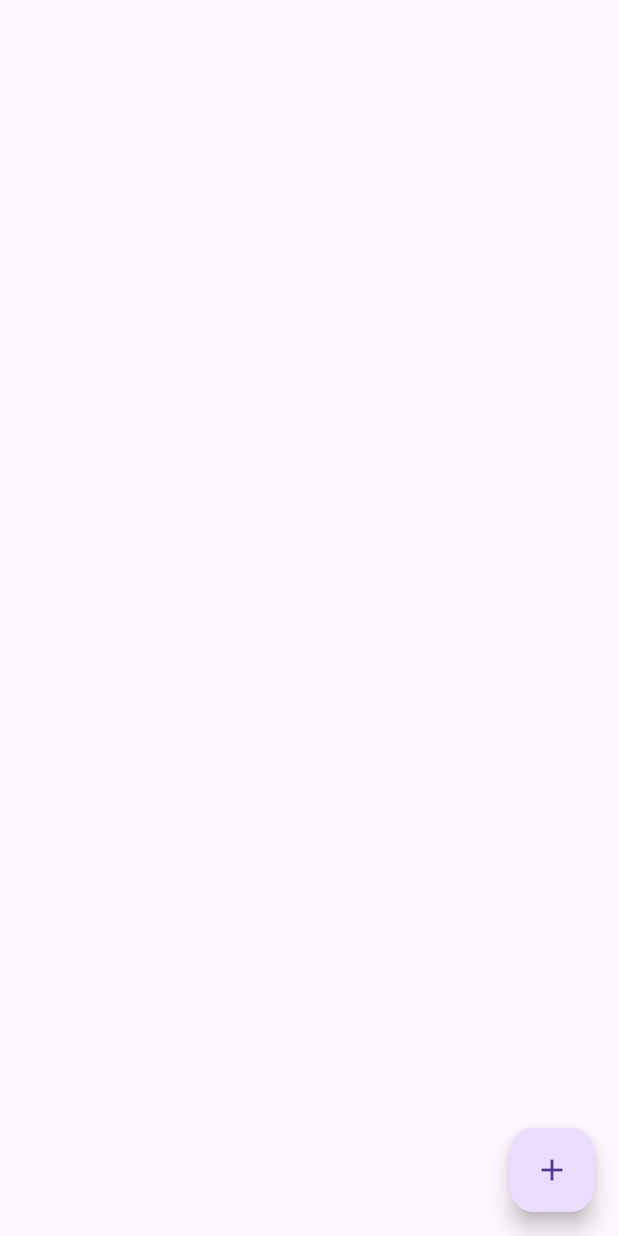
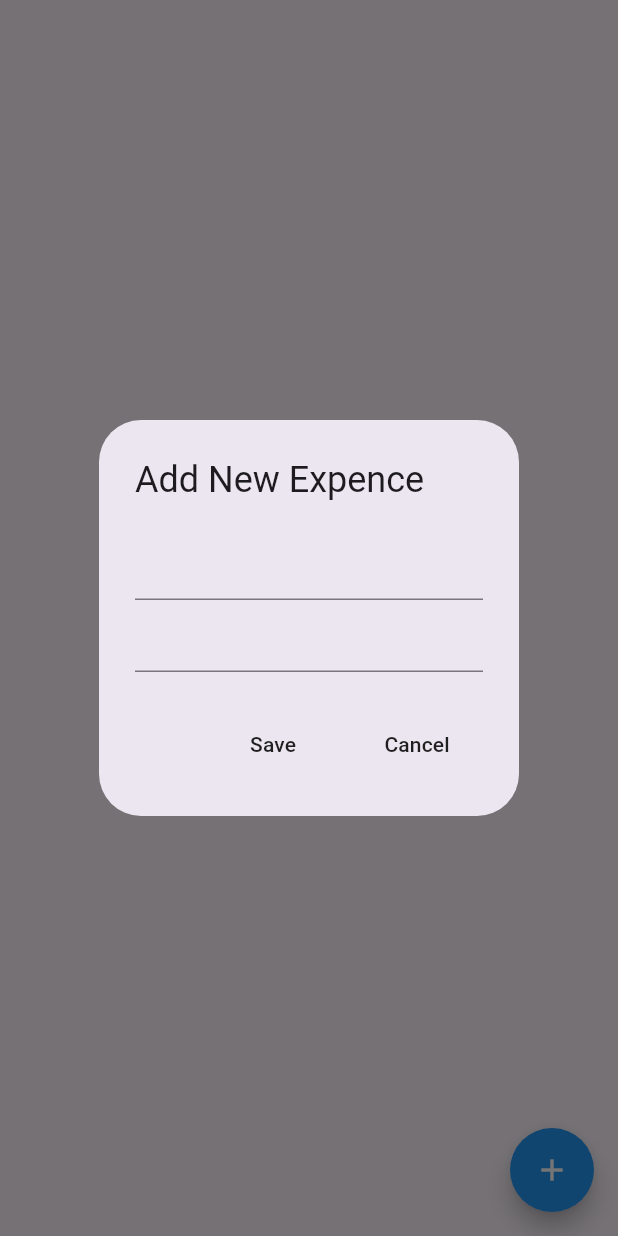
Before and after one commit to Labeebkhan/ExpenseTracker, a Flutter app: the HomePage screen opened directly, after a tap on the "add" icon, on a phone screen of 412 x 824 dp. Run offline on Flutter 3.47's test engine with Material 3 defaults, Android fonts, the phone set to English and light mode, and no system bars.

Commit message:
Started Using Provider in the following Code for Expense Tracking

```diff
--- /dev/null
+++ b/devtools_options.yaml
@@ -0,0 +1,3 @@
+description: This file stores settings for Dart & Flutter DevTools.
+documentation: https://docs.flutter.dev/tools/devtools/extensions#configure-extension-enablement-states
+extensions:
--- a/lib/data/expense_data.dart
+++ b/lib/data/expense_data.dart
@@ -1,7 +1,8 @@
 import 'package:expensetracker/datetime/date_time_helper.dart';
 import 'package:expensetracker/models/expense_item.dart';
+import 'package:flutter/material.dart';
 
-class ExpenseData {
+class ExpenseData extends ChangeNotifier {
   //list of all Expense
   List<ExpenseItem> overallExpenseList = [];
 
@@ -13,11 +14,13 @@ class ExpenseData {
   // add new expense
   void addNewExpense(ExpenseItem newExpense) {
     overallExpenseList.add(newExpense);
+    notifyListeners();
   }
 
   // delete expense
   void deleteExpense(ExpenseItem expense) {
     overallExpenseList.remove(expense);
+    notifyListeners();
   }
 
   //get weekly item , turns etc! from adatastime object
--- a/lib/pages/home_page.dart
+++ b/lib/pages/home_page.dart
@@ -1,4 +1,9 @@
+// import 'dart:math';
+
+import 'package:expensetracker/data/expense_data.dart';
+import 'package:expensetracker/models/expense_item.dart';
 import 'package:flutter/material.dart';
+import 'package:provider/provider.dart';
 
 class HomePage extends StatefulWidget {
   const HomePage({super.key});
@@ -8,18 +13,80 @@ class HomePage extends StatefulWidget {
 }
 
 class _HomePageState extends State<HomePage> {
+  final newExpenseNameController = TextEditingController();
+  final newExpenseAmountController = TextEditingController();
+
   void addNewExpense() {
     // Logic to add a new expense
-    print("Add new expense");
+    showDialog(
+      context: context,
+      builder:
+          (context) => AlertDialog(
+            title: Text('Add New Expence'),
+            content: Column(
+              mainAxisSize: MainAxisSize.min,
+              children: [
+                TextField(controller: newExpenseNameController),
+                TextField(controller: newExpenseAmountController),
+              ],
+            ),
+            actions: [
+              MaterialButton(onPressed: save, child: Text('Save')),
+              MaterialButton(onPressed: cancel, child: Text('Cancel')),
+            ],
+          ),
+    );
+  }
+
+  // Save Function
+  void save() {
+    ExpenseItem newExpense = ExpenseItem(
+      name: newExpenseNameController.text,
+      amount: newExpenseAmountController.text,
+      dateTime: DateTime.now(),
+    );
+    Provider.of<ExpenseData>(context, listen: false).addNewExpense(newExpense);
+    Navigator.pop(context); // Close the dialog
+    clear();
+  }
+
+  // Cancel Function
+  void cancel() {
+    Navigator.pop(context);
+    clear();
+  }
+
+  void clear() {
+    newExpenseNameController.clear();
+    newExpenseAmountController.clear();
   }
 
   @override
   Widget build(BuildContext context) {
-    return Scaffold(
-      floatingActionButton: FloatingActionButton(
-        onPressed: addNewExpense,
-        child: Icon(Icons.add),
-      ),
+    return Consumer<ExpenseData>(
+      builder:
+          (context, value, child) => Scaffold(
+            floatingActionButton: FloatingActionButton(
+              onPressed: addNewExpense,
+              child: Icon(Icons.add),
+              shape: CircleBorder(),
+              backgroundColor: Colors.blue,
+              foregroundColor: Colors.white,
+            ),
+            body: ListView.builder(
+              itemCount: value.getAllExpenseList().length,
+              itemBuilder:
+                  (context, index) => ListTile(
+                    title: Text(value.getAllExpenseList()[index].name),
+                    subtitle: Text(
+                      value.getAllExpenseList()[index].dateTime.toString(),
+                    ),
+                    trailing: Text(
+                      '\$' + value.getAllExpenseList()[index].amount,
+                    ),
+                  ),
+            ),
+          ),
     );
   }
 }
--- a/pubspec.yaml
+++ b/pubspec.yaml
@@ -30,7 +30,7 @@ environment:
 dependencies:
   flutter:
     sdk: flutter
-
+  provider: ^6.0.0
   # The following adds the Cupertino Icons font to your application.
   # Use with the CupertinoIcons class for iOS style icons.
   cupertino_icons: ^1.0.8
```
Also changed, not shown: lib/main.dart (+11 -1 lines), pubspec.lock.
